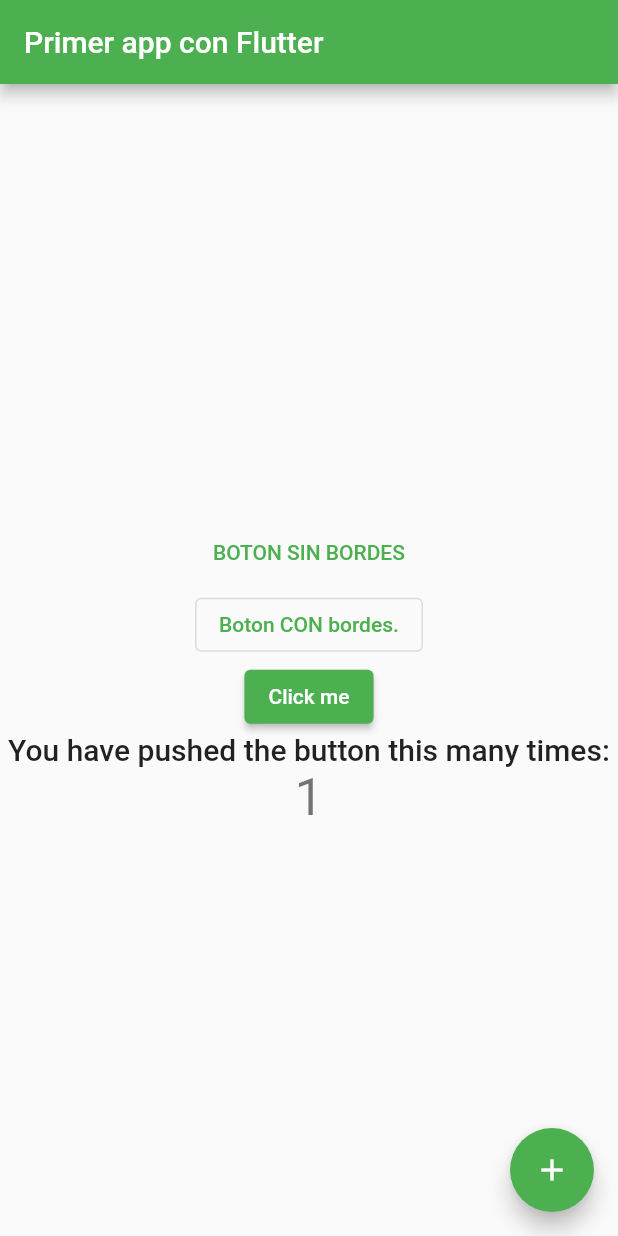
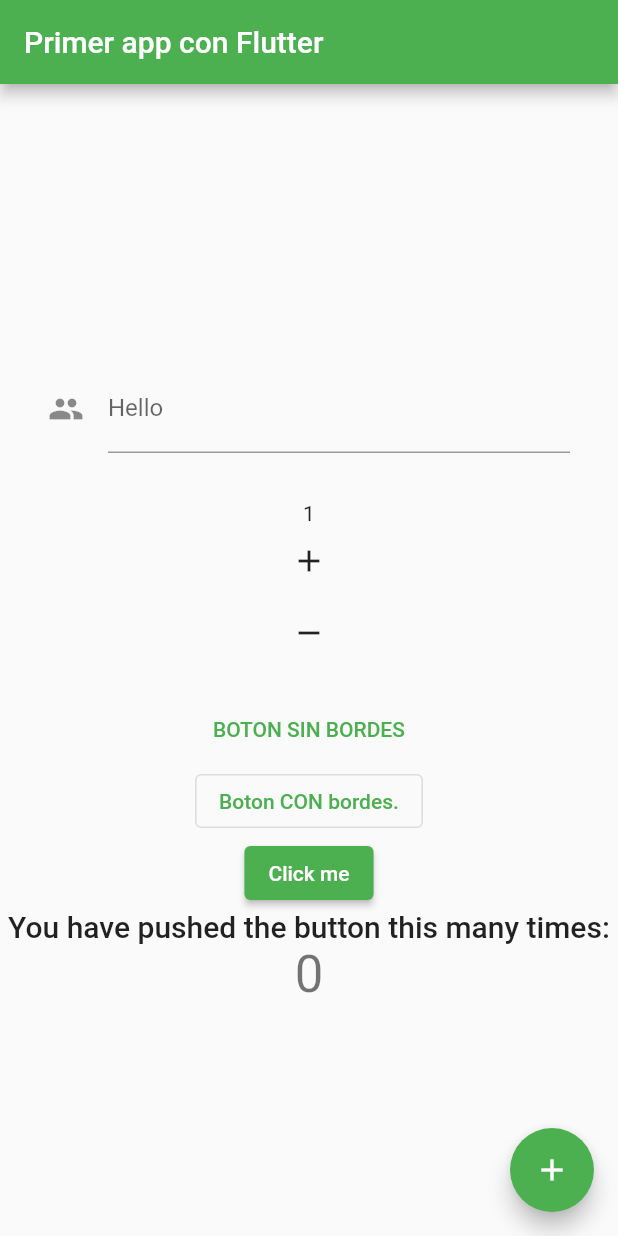
Before and after one commit to christiancastillo/first_app_flutter, a Flutter app: the screen it shows after launch, after a tap on the "add" icon, on a phone screen of 412 x 824 dp. Run offline on Flutter 3.47's test engine with Material 2 defaults, Android fonts, the phone set to English and light mode, and no system bars; missing offline and left inert: dropdownfield.

Commit message:
se avanza con leccion curso udemy
https://www.udemy.com/course/flutters-beginners-course/learn/lecture/9956090#content

se avanza con la leccion

```diff
--- a/lib/main.dart
+++ b/lib/main.dart
@@ -49,6 +49,7 @@ class MyHomePage extends StatefulWidget {
 class _MyHomePageState extends State<MyHomePage> {
   int _counter = 0;
   String _value = "";
+  int contador = 0;
 
   void _onClick(){
     setState(() {
@@ -74,6 +75,18 @@ class _MyHomePageState extends State<MyHomePage> {
       MaterialPageRoute(
         builder: (context) => MyAppSecond())
     );
+  }
+
+  void _suma(){
+    setState((){
+      contador++;
+    });
+  }
+
+    void _resta(){
+    setState((){
+      contador--;
+    });
   }
 
   @override
@@ -110,6 +123,31 @@ class _MyHomePageState extends State<MyHomePage> {
           // horizontal).
           mainAxisAlignment: MainAxisAlignment.center,
           children: <Widget>[
+            new Container(
+              padding: new EdgeInsets.all(32.0),
+              child: new Center(
+                child: new Column(
+                  children: <Widget>[
+                    new TextField(
+                      decoration: new InputDecoration(
+                        labelText: "Hello",
+                        hintText: "HINT",
+                        icon: Icon(Icons.people)
+                      ),
+                    ),
+                  ],
+                ),
+              ),
+            ),
+            new Text(contador.toString()),
+            new IconButton(
+            icon: Icon(Icons.add),
+            onPressed: () => _suma()
+            ),
+            new IconButton(
+              icon: Icon(Icons.remove),
+              onPressed: () => _resta()
+            ),
             new Text(
               _value,
             ),
--- a/lib/secondActivity.dart
+++ b/lib/secondActivity.dart
@@ -76,7 +76,8 @@ class MyAppSecond extends StatelessWidget {
                   width: 100.0,
                   height: 50.0,
                 ),
-                new ElevatedButton(onPressed: null, child: Text("BOO"))
+                new ElevatedButton(onPressed: null, child: Text("BOO")
+                )
               ])
             ],
           ),
```
